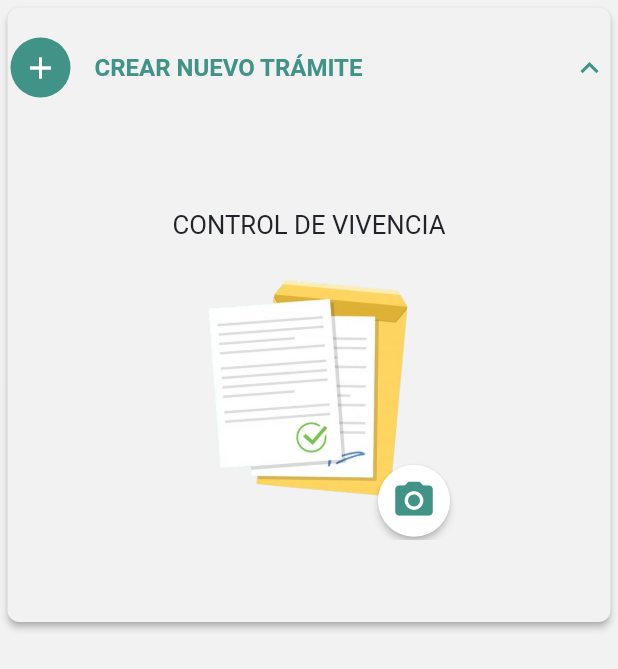
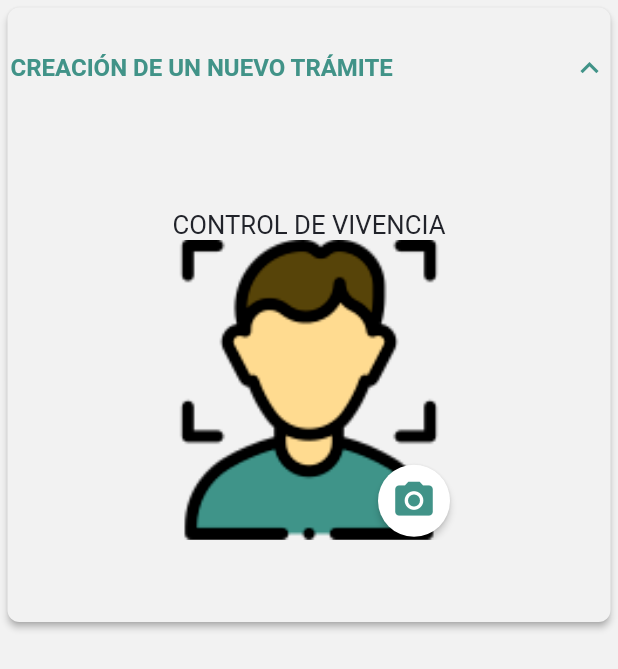
Before and after one commit to MUTUAL-DE-SERVICIOS-AL-POLICIA/pvtmovil, a Flutter app: the CardNewProcedure widget shown alone on an empty page, opened directly, on a phone screen of 412 x 824 dp. Shown: the top 669 px of the screen. Run offline on Flutter 3.47's test engine with Material 2 defaults, Android fonts, the phone set to English and light mode, and no system bars; drawn by our look-alikes of expansion_tile_card; our stand-ins replace animate_do, bloc, camera, device_info_plus, flutter_bloc, flutter_datetime_picker and 12 more; missing offline and left inert: google_mlkit_text_recognition, map_launcher; accounts and stored records are empty.

```diff
--- a/lib/components/image_ctrl_live.dart
+++ b/lib/components/image_ctrl_live.dart
@@ -64,6 +64,7 @@ class _ImageCtrlLiveState extends State<ImageCtrlLive>
       if (!mounted) {
         return;
       }
+      controllerCam!.setFlashMode(FlashMode.off);
       controllerCam!.addListener(() {
         if (mounted) setState(() {});
         if (controllerCam!.value.hasError) {
--- a/lib/screens/login.dart
+++ b/lib/screens/login.dart
@@ -25,7 +25,6 @@ import 'package:flutter_datetime_picker/flutter_datetime_picker.dart';
 import 'package:intl/intl.dart';
 import 'package:intl/date_symbol_data_local.dart';
 import 'package:muserpol_pvt/utils/save_document.dart';
-import 'package:new_version/new_version.dart';
 import 'package:open_file/open_file.dart';
 import 'package:permission_handler/permission_handler.dart';
 import 'package:provider/provider.dart';
--- a/lib/screens/pages/menu.dart
+++ b/lib/screens/pages/menu.dart
@@ -186,6 +186,7 @@ class _MenuDrawerState extends State<MenuDrawer> {
     authService.logout();
     procedureBloc.add(ClearProcedures());
     appState.updateTabProcedure(0);
+    appState.updateStateProcessing(false);
     Navigator.pushReplacementNamed(context, 'login');
     // }
   }
--- a/lib/screens/pages/procedure/new_procedure/card_new_procedure.dart
+++ b/lib/screens/pages/procedure/new_procedure/card_new_procedure.dart
@@ -48,6 +48,7 @@ class _CardNewProcedureState extends State<CardNewProcedure>
   void initState() {
     super.initState();
     final userBloc = BlocProvider.of<UserBloc>(context, listen: false).state;
+    observationAffiliate();
     if (userBloc.phone != null) {
       setState(() => phoneCtrl.text = userBloc.phone!);
     }
@@ -75,19 +76,11 @@ class _CardNewProcedureState extends State<CardNewProcedure>
               baseColor:
                   ThemeProvider.themeOf(context).data.scaffoldBackgroundColor,
               key: card,
-              leading: CircleAvatar(
-                  backgroundColor:
-                      ThemeProvider.themeOf(context).data.primaryColor,
-                  child: const Icon(
-                    Icons.add,
-                    color: Colors.white,
-                  )),
-              title: Text('CREAR NUEVO TRÁMITE',
+              title: Text('CREACIÓN DE UN NUEVO TRÁMITE',
                   style: TextStyle(
                       fontWeight: FontWeight.bold, color: Color(0xff419388))),
               onExpansionChanged: (expands) {
                 if (expands) {
-                  observationAffiliate();
                   setState(() => valueHeigth = 2.5);
                   if (tabController!.index == tabController!.length - 1) {
                     setState(() => valueHeigth = 4);
@@ -107,7 +100,6 @@ class _CardNewProcedureState extends State<CardNewProcedure>
                         physics: const NeverScrollableScrollPhysics(),
                         controller: tabController,
                         children: [
-                          // if (!userBloc.controlLive)
                           Padding(
                               padding: const EdgeInsets.all(5),
                               child: Column(
@@ -117,16 +109,18 @@ class _CardNewProcedureState extends State<CardNewProcedure>
                                       child: Text('CONTROL DE VIVENCIA')),
                                   Stack(
                                     children: <Widget>[
-                                      ClipRRect(
+                                      GestureDetector(
+                                          onTap: () => initCtrlLive(),
+                                          child: ClipRRect(
                                               borderRadius:
                                                   BorderRadius.circular(8.0),
                                               child: Image.asset(
-                                            'assets/images/certificado.png',
+                                                'assets/images/face.png',
                                                 fit: BoxFit.cover,
                                                 gaplessPlayback: true,
                                                 width: 200,
                                                 height: 200,
-                                          )),
+                                              ))),
                                       Positioned(
                                           bottom: 2,
                                           right: -14,
--- a/lib/screens/pages/procedure/procedure.dart
+++ b/lib/screens/pages/procedure/procedure.dart
@@ -2,7 +2,6 @@ import 'package:flutter/material.dart';
 import 'package:flutter/services.dart';
 import 'package:flutter_bloc/flutter_bloc.dart';
 import 'package:muserpol_pvt/bloc/procedure/procedure_bloc.dart';
-import 'package:muserpol_pvt/bloc/user/user_bloc.dart';
 import 'package:muserpol_pvt/components/containers.dart';
 import 'package:muserpol_pvt/screens/pages/menu.dart';
 import 'package:muserpol_pvt/screens/pages/procedure/card_economic_complement.dart';
@@ -10,7 +9,6 @@ import 'package:muserpol_pvt/components/heders.dart';
 import 'package:muserpol_pvt/provider/app_state.dart';
 import 'package:muserpol_pvt/screens/pages/procedure/new_procedure/card_new_procedure.dart';
 import 'package:provider/provider.dart';
-import 'package:theme_provider/theme_provider.dart';
 
 class ScreenProcedures extends StatefulWidget {
   final bool current;
--- a/lib/services/service_method.dart
+++ b/lib/services/service_method.dart
@@ -44,6 +44,8 @@ Future<dynamic> serviceMethod(
               .get(url, headers: headers)
               .timeout(const Duration(seconds: 20))
               .then((value) {
+            print('statusCode ${value.statusCode}');
+            print('value ${value.body}');
             switch (value.statusCode) {
               case 200:
                 return value;
```
Also changed, not shown: assets/images/face.png (added), assets/images/pngegg.png (added). Lines whose indentation alone changed are shown as unchanged.
